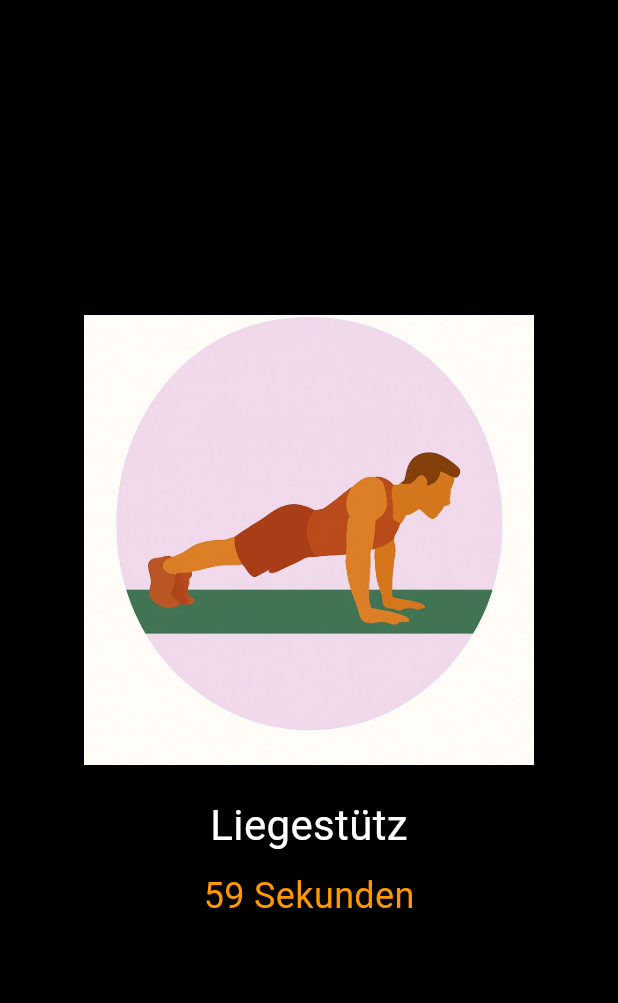
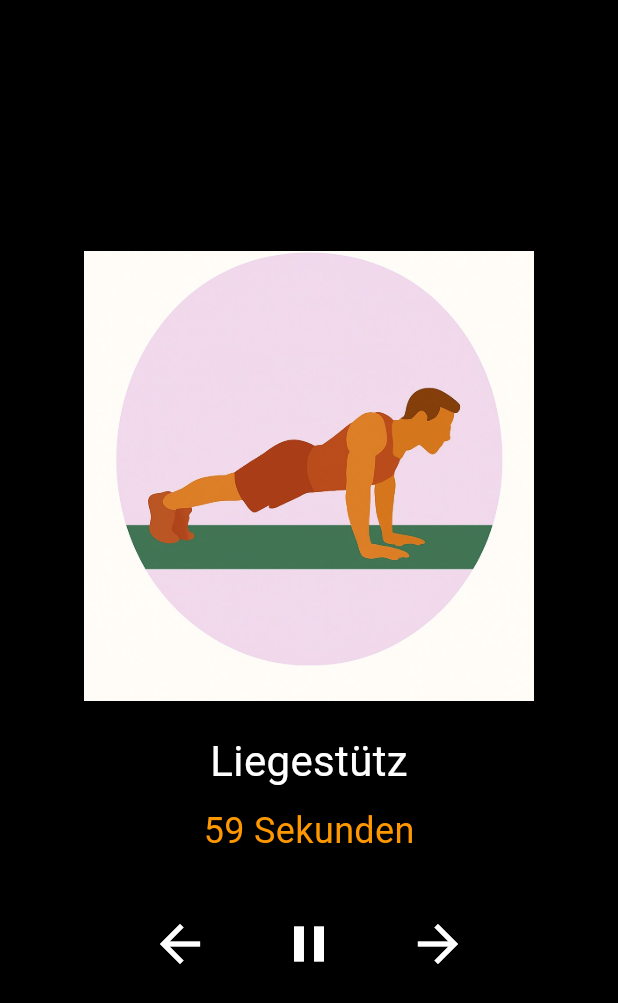
Before and after one commit to resumbacher/fitness_app_1, a Flutter app: the screen it shows after launch, after a tap on "START", on a phone screen of 412 x 824 dp. Shown: the top 1003 px of the screen. Run offline on Flutter 3.47's test engine with Material 3 defaults, Android fonts, the light colour scheme and no system bars.

Commit message:
Meine Änderungen

```diff
--- a/lib/main.dart
+++ b/lib/main.dart
@@ -55,10 +55,14 @@ class _ExercisePageState extends State<ExercisePage> {
   int secondsRemaining = 60;
   int currentImageIndex = 1;
   Timer? timer;
+  bool isPaused = false;
+
+  final int maxImages = 2;
 
   final Map<int, String> exerciseNames = {
     1: 'Liegestütz',
-    2: 'Übung 2', // Text für 2.jpg
+    2: 'Übung 2',
+    3: 'Übung 3',
   };
 
   @override
@@ -69,12 +73,13 @@ class _ExercisePageState extends State<ExercisePage> {
 
   void startTimer() {
     timer = Timer.periodic(const Duration(seconds: 1), (timer) {
+      if (!isPaused) {
         if (secondsRemaining > 0) {
           setState(() {
             secondsRemaining--;
           });
         } else {
-        if (currentImageIndex < 2) {
+          if (currentImageIndex < maxImages) {
             setState(() {
               currentImageIndex++;
               secondsRemaining = 60;
@@ -84,7 +89,32 @@ class _ExercisePageState extends State<ExercisePage> {
             Navigator.pop(context);
           }
         }
+      }
     });
+  }
+
+  void pauseOrResume() {
+    setState(() {
+      isPaused = !isPaused;
+    });
+  }
+
+  void goToPrevious() {
+    if (currentImageIndex > 1) {
+      setState(() {
+        currentImageIndex--;
+        secondsRemaining = 60;
+      });
+    }
+  }
+
+  void goToNext() {
+    if (currentImageIndex < maxImages) {
+      setState(() {
+        currentImageIndex++;
+        secondsRemaining = 60;
+      });
+    }
   }
 
   @override
@@ -117,6 +147,32 @@ class _ExercisePageState extends State<ExercisePage> {
               '$secondsRemaining Sekunden',
               style: const TextStyle(fontSize: 24, color: Colors.orange),
             ),
+            const SizedBox(height: 30),
+            Row(
+              mainAxisAlignment: MainAxisAlignment.center,
+              children: [
+                IconButton(
+                  onPressed: goToPrevious,
+                  icon: const Icon(Icons.arrow_back, color: Colors.white),
+                  iconSize: 40,
+                ),
+                const SizedBox(width: 30),
+                IconButton(
+                  onPressed: pauseOrResume,
+                  icon: Icon(
+                    isPaused ? Icons.play_arrow : Icons.pause,
+                    color: Colors.white,
+                  ),
+                  iconSize: 40,
+                ),
+                const SizedBox(width: 30),
+                IconButton(
+                  onPressed: goToNext,
+                  icon: const Icon(Icons.arrow_forward, color: Colors.white),
+                  iconSize: 40,
+                ),
+              ],
+            )
           ],
         ),
       ),
```
Also changed, not shown: assets/images/2.jpg, assets/images/3.jpg (added), assets/images/4.jpg (added), assets/images/5.jpg (added). Lines whose indentation alone changed are shown as unchanged.
